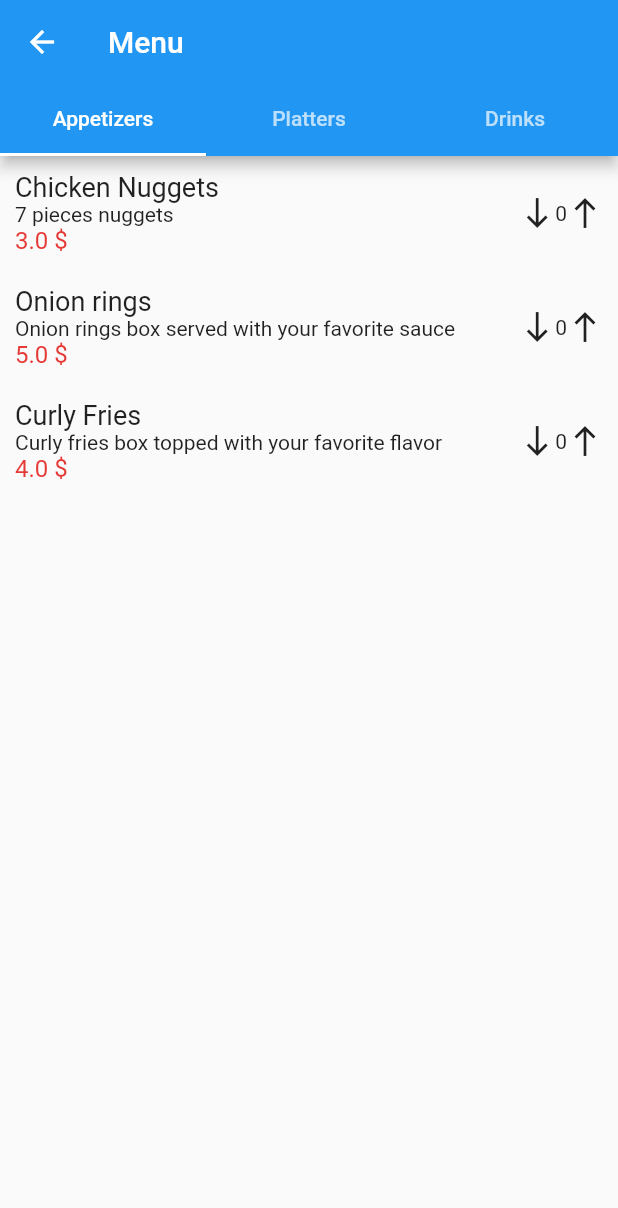
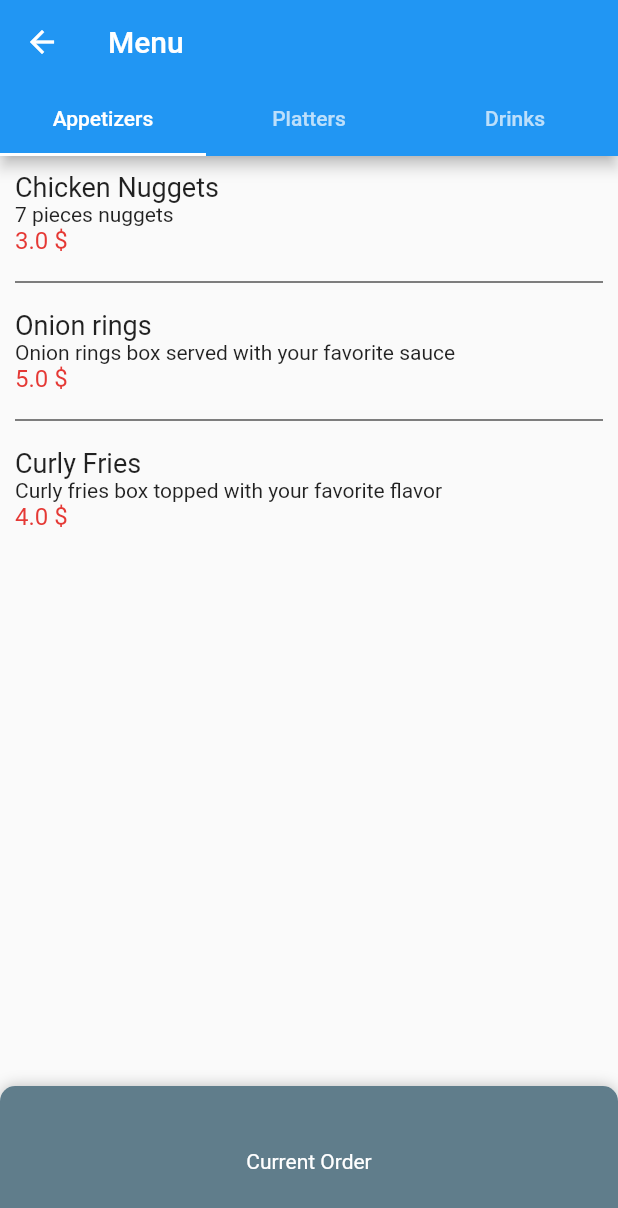
Before and after one commit to AntonioSemaan/NSY-205-tutorial-project-flutetr, a Flutter app: the screen it shows after launch, after a tap on an icon or button, on a phone screen of 412 x 824 dp. Shown: the top 1208 px of the screen. Run offline on Flutter 3.47's test engine with Material 2 defaults, Android fonts, the phone set to English and light mode, and no system bars; drawn by our look-alikes of sliding_up_panel.

Commit message:
added slide up current order, still need to add total and pay widget and possibly a settings page

```diff
--- a/nsy205_project/lib/Globals.dart
+++ b/nsy205_project/lib/Globals.dart
@@ -1,8 +1,10 @@
 
 import 'package:Restaurant/api/ApiMenuManager.dart';
+import 'package:Restaurant/entity/DataChangeNotifier.dart';
 import 'entity/RestaurantMenuItemOrder.dart';
 
 ApiMenuManager manager = ApiMenuManager();
-Map<int,List<RestaurantMenuItemOrder>> tablesData = Map<int,List<RestaurantMenuItemOrder>>();
+Map<int,Map<int,RestaurantMenuItemOrder>> tablesData = Map<int,Map<int,RestaurantMenuItemOrder>>();
 List<dynamic> menu = List<dynamic>();
-int tableNumber=0;
+int tablesAmount=0;
+DataChangeNotifier menuDataChanged = new DataChangeNotifier();
--- a/nsy205_project/lib/entity/RestaurantMenuItem.dart
+++ b/nsy205_project/lib/entity/RestaurantMenuItem.dart
@@ -1,19 +1,23 @@
 import 'dart:convert';
 
 class RestaurantMenuItem{
+  int _id;
   String _itemName;
   String _itemDescription;
   double _price;
 
   //constructor from json
   RestaurantMenuItem.fromJson(Object jsonObject){
-    dynamic jsonDeserialized = json.decode(jsonObject);
+    dynamic jsonDeserialized = jsonObject is String?json.decode(jsonObject):jsonObject;
+    this._id = int.parse(jsonDeserialized['id']);
     this._itemName = jsonDeserialized['name'];
     this._itemDescription = jsonDeserialized['description'];
-    this._price = jsonDeserialized['price'];
+    this._price = double.parse(jsonDeserialized['price']);
   }
 
   //getters
+  int get id => _id;
+
   String get itemName => _itemName;
 
   String get itemDescription => _itemDescription;
@@ -21,6 +25,8 @@ class RestaurantMenuItem{
   double get price => _price;
 
   //setters
+  set setId(int id) => _id=id;
+
   set setName(String name) => _itemName=name;
 
   set setDescription(String description) => _itemDescription=description;
@@ -30,9 +36,10 @@ class RestaurantMenuItem{
   //json string generator
   String toJson(){
     return json.encode({
+      "id": _id.toString(),
       "name" : _itemName,
       "description" : _itemDescription,
-      "price" : _price,
+      "price" : _price.toString(),
     });
   }
 
--- a/nsy205_project/lib/fragment/MenuTile.dart
+++ b/nsy205_project/lib/fragment/MenuTile.dart
@@ -1,93 +1,62 @@
+import 'package:Restaurant/Globals.dart';
+import 'package:Restaurant/entity/RestaurantMenuItem.dart';
+import 'package:Restaurant/entity/RestaurantMenuItemOrder.dart';
 import 'package:flutter/material.dart';
 import 'package:flutter/widgets.dart';
 
 class MenuTile extends StatefulWidget{
 
-  final String name;
-  final String description;
-  final double price;
+  final RestaurantMenuItem menuItem;
 
-  MenuTile(this.name,this.description,this.price);
+  int tableNumber;
+
+  MenuTile(this.menuItem,this.tableNumber);
 
   @override
   _MenuTileState createState() => _MenuTileState();
 }
 
 class _MenuTileState extends State<MenuTile>{
-  int _quantity=0;
 
   @override
   Widget build(BuildContext context) {
-    return Container(
-      width: double.infinity,
-      child: Padding(
+    return InkWell(
+      onTap: (){
+        if(tablesData[widget.tableNumber].containsKey(widget.menuItem.id)){
+          tablesData[widget.tableNumber][widget.menuItem.id].quantity++;
+        }
+        else{
+          tablesData[widget.tableNumber][widget.menuItem.id] = RestaurantMenuItemOrder(1, widget.menuItem);
+        }
+        menuDataChanged.trigger();
+      },
+      child: Container(
         padding: EdgeInsets.all(10.0),
-        child: GestureDetector(
-          onTap: (){
-            setState(() {
-              _quantity++;
-            });
-          },
-          child: Row(
-            children: [
-              Expanded(
         child: Column(
           children: [
             Align(
               alignment: Alignment.centerLeft,
               child: Text(
-                        widget.name,
+                widget.menuItem.itemName,
                 style: TextStyle(fontSize: 18),
               )
             ),
             Align(
               alignment: Alignment.centerLeft,
               child: Text(
-                        widget.description,
+                widget.menuItem.itemDescription,
               ),
             ),
             Align(
               alignment: Alignment.centerLeft,
               child:Text(
-                        widget.price.toString()+" \$",
+                widget.menuItem.price.toString()+" \$",
                 style: TextStyle(fontSize: 16,color: Colors.red[600]),
               ),
             )
           ],
         )
       ),
-              Container(
-
-                child: Row(
-                  children: [
-                    GestureDetector(
-                      child: Icon(
-                        Icons.south_outlined
-                      ),
-                      onTap: (){
-                        setState(() {
-                          _quantity--;
-                        });
-                      },
-                    ),
-                    Text(_quantity.toString()),
-                    GestureDetector(
-                      child: Icon(
-                        Icons.north_outlined
-                      ),
-                      onTap: (){
-                        setState(() {
-                          _quantity++;
-                        });
-                      },
-                    )
-                  ],
-                ),
-              )
-            ],
-          ),
-        )
-      ),
     );
   }
 }
--- a/nsy205_project/lib/fragment/RestaurantTable.dart
+++ b/nsy205_project/lib/fragment/RestaurantTable.dart
@@ -1,3 +1,4 @@
+import 'package:Restaurant/Globals.dart';
 import 'package:Restaurant/layout/MenuPage.dart';
 import 'package:flutter/material.dart';
 import 'package:flutter/widgets.dart';
@@ -21,7 +22,7 @@ class _RestaurantTableState extends State<RestaurantTable>{
       onTap: () {
         Navigator.of(context).push(
           MaterialPageRoute(
-            builder: (context) => MenuPage()
+            builder: (context) => MenuPage(int.parse(widget.tableNumber))
           )
         );
       },
--- /dev/null
+++ b/nsy205_project/lib/fragment/SlidingPanel.dart
@@ -0,0 +1,77 @@
+import 'package:Restaurant/Globals.dart';
+import 'package:Restaurant/entity/RestaurantMenuItemOrder.dart';
+import 'package:Restaurant/fragment/MenuOrderTile.dart';
+import 'package:flutter/cupertino.dart';
+import 'package:flutter/material.dart';
+
+class SlidingPanel extends StatefulWidget{
+  int tableNumber;
+  SlidingPanel(this.tableNumber);
+
+  @override
+  _SlidingPanelState createState() => _SlidingPanelState();
+}
+
+class _SlidingPanelState extends State<SlidingPanel>{
+
+  Function listener;
+
+  @override
+  void initState() {
+    super.initState();
+      listener = (){
+      setState(() {
+
+      });
+    };
+    menuDataChanged.addListener(listener);
+  }
+
+  @override
+  void dispose() {
+    super.dispose();
+    menuDataChanged.removeListener(listener);
+  }
+
+  @override
+  Widget build(BuildContext context) {
+
+    return Container(
+      child: Column(
+        children: [
+          Padding(
+            padding: EdgeInsets.only(top:15,bottom: 15),
+            child:Text(
+              "Current Order",
+              style: TextStyle(fontSize: 16,fontWeight: FontWeight.bold),
+            ),
+          ),
+          Padding(
+            padding: EdgeInsets.only(bottom: 20),
+            child: Divider(
+              color: Colors.black,
+              thickness: 3,
+            )
+          ),
+          Expanded(
+            child:ListView.separated(
+              separatorBuilder: (BuildContext context, int index){
+                return Divider(
+                  color: Colors.black,
+                );
+              },
+              itemCount: tablesData[widget.tableNumber].values.length,
+              itemBuilder: (BuildContext context, int index){
+                RestaurantMenuItemOrder temp = tablesData[widget.tableNumber].values.elementAt(index);
+                return MenuOrderTile(
+                  widget.tableNumber,
+                  temp,
+                );
+              },
+            )
+          ),
+        ],
+      )
+    );
+  }
+}
--- a/nsy205_project/lib/layout/MenuPage.dart
+++ b/nsy205_project/lib/layout/MenuPage.dart
@@ -1,9 +1,19 @@
 import 'package:Restaurant/Globals.dart';
+import 'package:Restaurant/entity/RestaurantMenuItem.dart';
 import 'package:Restaurant/fragment/MenuTile.dart';
+import 'package:Restaurant/fragment/SlidingPanel.dart';
 import 'package:flutter/material.dart';
 import 'package:flutter/widgets.dart';
+import 'package:sliding_up_panel/sliding_up_panel.dart';
 
 class MenuPage extends StatefulWidget{
+  int tableNumber;
+  PanelController panelController = PanelController();
+
+  //SlidingUpPanel slidingUpPanel =
+
+
+  MenuPage(this.tableNumber);
 
   _MenuPageState createState() => _MenuPageState();
 }
@@ -27,17 +37,53 @@ class _MenuPageState extends State<MenuPage>{
             }(),
           ),
         ),
+        body: SlidingUpPanel(
+          borderRadius: BorderRadius.only(topLeft: Radius.circular(10), topRight: Radius.circular(10)),
+          controller: widget.panelController,
+          backdropEnabled: true,
+          collapsed:GestureDetector(
+            onTap: () async {
+              if(!widget.panelController.isPanelOpen)
+                await widget.panelController.open();
+            },
+            child: Container(
+              decoration: BoxDecoration(
+                color: Colors.blueGrey,
+                borderRadius: BorderRadius.only(topLeft: Radius.circular(10), topRight: Radius.circular(10)),
+              ),
+              child: Center(
+                child: Text(
+                  "Current Order",
+                  style: TextStyle(color: Colors.white),
+                ),
+              )
+            ),
+          ),
+          panel: Center(
+            child: Padding(
+              padding: EdgeInsets.all(20),
+              child:SlidingPanel(widget.tableNumber),
+            )
+            // child: Padding(
+            //   padding: EdgeInsets.only(top: 20,left: 10,bottom: 10,right: 10),
+            //   child: SlidingPanel(tablesAmount),
+            // ),
+          ),
           body: TabBarView(
             children: (){
               List<ListView> listViews = List<ListView>();
               for(int i=0;i<menu.length;i++){
-              listViews.add(ListView.builder(
+                listViews.add(ListView.separated(
+                  separatorBuilder: (context, index) => Divider(
+                    color: Colors.black,
+                    indent: 10,
+                    endIndent: 10,
+                  ),
                   itemCount: menu[i]['items'].length,
                   itemBuilder: (BuildContext context, int index){
                     return MenuTile(
-                    menu[i]['items'][index]['name'],
-                    menu[i]['items'][index]['description'],
-                    double.parse(menu[i]['items'][index]['price'])
+                      RestaurantMenuItem.fromJson(menu[i]['items'][index]),
+                      widget.tableNumber
                     );
                   }
                 ));
@@ -46,6 +92,7 @@ class _MenuPageState extends State<MenuPage>{
             }()
           ),
         )
+      )
     );
   }
 }
--- a/nsy205_project/lib/layout/TablesPage.dart
+++ b/nsy205_project/lib/layout/TablesPage.dart
@@ -1,3 +1,4 @@
+import 'package:Restaurant/entity/RestaurantMenuItemOrder.dart';
 import 'package:flutter/material.dart';
 import 'package:flutter/widgets.dart';
 
@@ -13,15 +14,18 @@ class TablesPage extends StatefulWidget{
 class _TablesPageState extends State<TablesPage>{
 
   dynamic buildWithOrWithoutData(){
-    return tableNumber==0
+    return tablesAmount==0
       ?FutureBuilder(
         future: Future.wait([manager.getTableNumber(context),manager.getMenuData(context)]),
         builder: (BuildContext context,
               AsyncSnapshot<List<dynamic>> snapshot) {
           List<Widget> children;
           if(snapshot.hasData){
-            tableNumber=int.parse(snapshot.data[0]['tables'].toString());
+            tablesAmount=int.parse(snapshot.data[0]['tables'].toString());
             menu = snapshot.data[1];
+            for(int i=1;i<=tablesAmount;i++){
+              tablesData[i] = new Map<int,RestaurantMenuItemOrder>();
+            }
             return Padding(
               padding: EdgeInsets.all(10.0),
               child: GridView.builder(
@@ -31,7 +35,7 @@ class _TablesPageState extends State<TablesPage>{
                   crossAxisSpacing: 10.0,
                   childAspectRatio: (3/2.5),
                 ),
-                itemCount: tableNumber,
+                itemCount: tablesAmount,
                 itemBuilder: (BuildContext context, int index){
                   return RestaurantTable(tableNumber: (index+1).toString(),);
                 }
@@ -82,7 +86,7 @@ class _TablesPageState extends State<TablesPage>{
               crossAxisSpacing: 10.0,
               childAspectRatio: (3/2.5),
             ),
-            itemCount: tableNumber,
+            itemCount: tablesAmount,
             itemBuilder: (BuildContext context, int index){
               return RestaurantTable(tableNumber: (index+1).toString(),);
             }
--- a/nsy205_project/pubspec.yaml
+++ b/nsy205_project/pubspec.yaml
@@ -23,6 +23,7 @@ environment:
 dependencies:
   flutter:
     sdk: flutter
+  sliding_up_panel: ^1.0.2
 
 
   # The following adds the Cupertino Icons font to your application.
```
Also changed, not shown: nsy205_project/assets/mock_data/mock-menu-items.json (+8 -0 lines), nsy205_project/lib/entity/DataChangeNotifier.dart (added, +9 -0 lines), nsy205_project/lib/fragment/MenuOrderTile.dart (added, +113 -0 lines), nsy205_project/pubspec.lock. Lines whose indentation alone changed are shown as unchanged.
